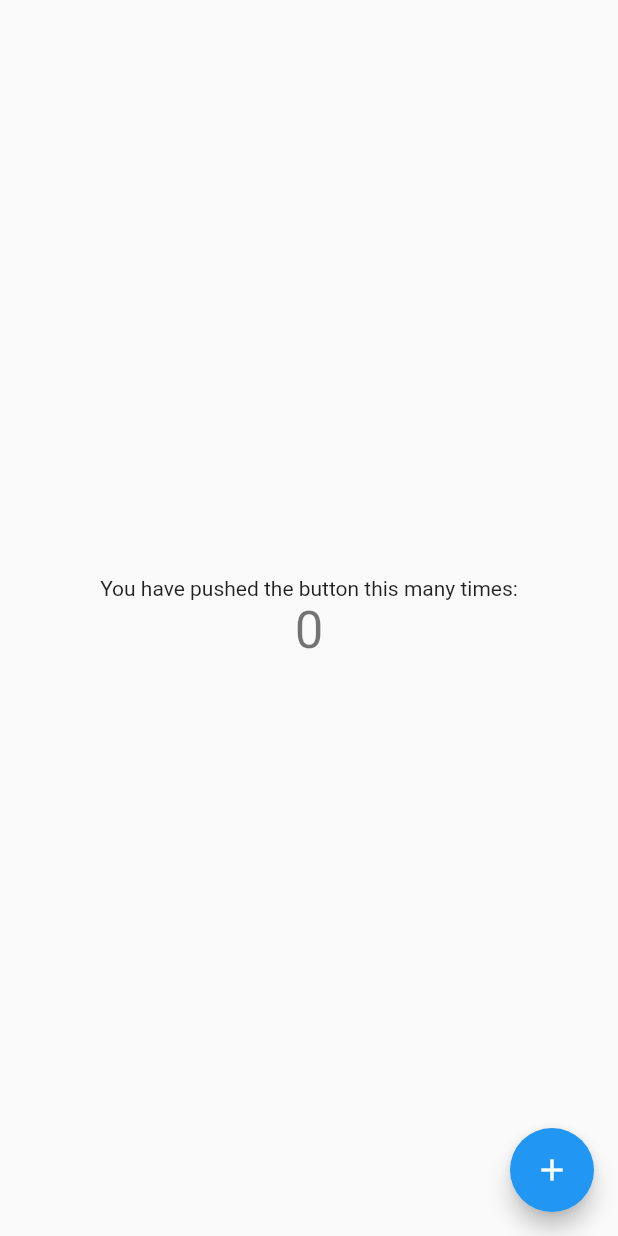
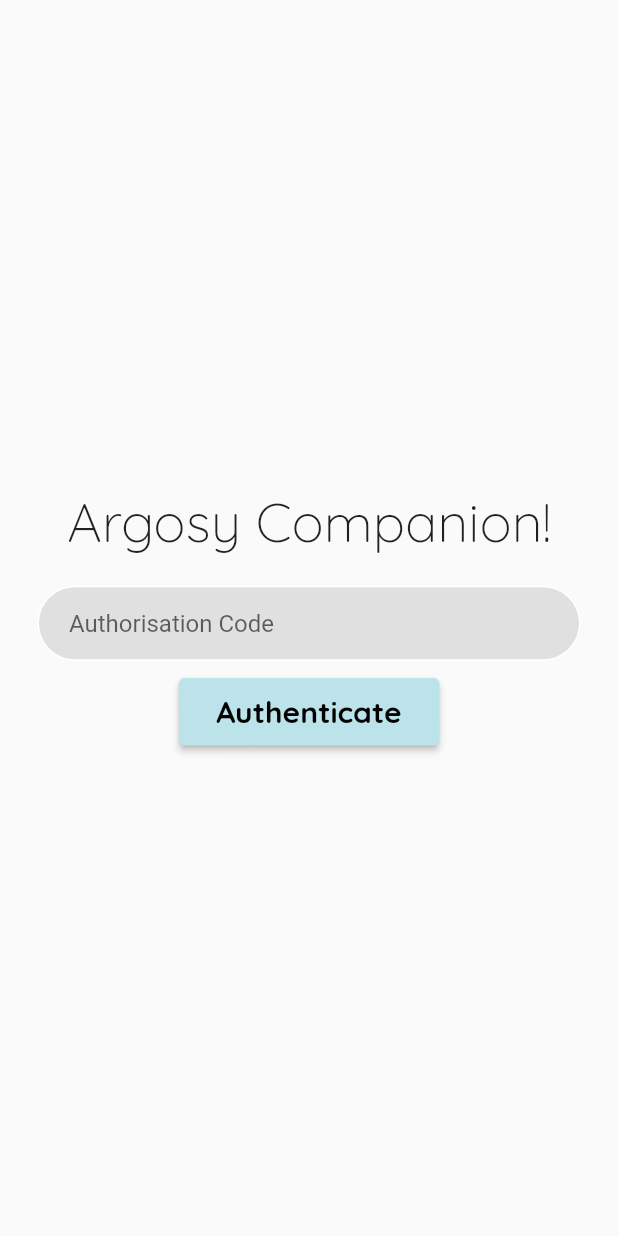
Before and after one commit to TheJakov/argosy_companion, a Flutter app: the screen it shows after launch, on a phone screen of 412 x 824 dp. Run offline on Flutter 3.47's test engine with Material 2 defaults, Android fonts, the light colour scheme and no system bars; our stand-ins replace google_fonts.

Commit message:
Added Auth, login and dashboard screens

```diff
--- /dev/null
+++ b/lib/auth_page.dart
@@ -0,0 +1,75 @@
+import 'package:argosy_companion/login_page.dart';
+import 'package:flutter/material.dart';
+import 'package:flutter/src/foundation/key.dart';
+import 'package:flutter/src/widgets/framework.dart';
+import 'package:google_fonts/google_fonts.dart';
+
+import 'dashboard.dart';
+
+class Authorisation extends StatefulWidget {
+  const Authorisation({Key? key}) : super(key: key);
+
+  @override
+  State<Authorisation> createState() => _AuthorisationState();
+}
+
+class _AuthorisationState extends State<Authorisation> {
+  @override
+  Widget build(BuildContext context) {
+    return Scaffold(
+      body: Center(
+        child: Column(
+          mainAxisAlignment: MainAxisAlignment.center,
+          children: [
+            Text("Argosy Companion!",
+                style: GoogleFonts.quicksand(
+                    fontSize: 36, fontWeight: FontWeight.w100)),
+            SizedBox(
+              height: 20,
+            ),
+            Padding(
+              padding: const EdgeInsets.symmetric(horizontal: 25),
+              child: Container(
+                decoration: BoxDecoration(
+                    color: Colors.grey[300],
+                    border: Border.all(color: Colors.white),
+                    borderRadius: BorderRadius.circular(25)),
+                child: Padding(
+                  padding: EdgeInsets.only(left: 20),
+                  child: TextField(
+                    decoration: InputDecoration(
+                        border: InputBorder.none,
+                        hintText: "Authorisation Code"),
+                  ),
+                ),
+              ),
+            ),
+            SizedBox(
+              height: 10,
+            ),
+            ElevatedButton(
+                style: ButtonStyle(
+                    backgroundColor:
+                        MaterialStateProperty.all<Color>(Color(0xFFbbe3e9)),
+                    padding: MaterialStateProperty.all(
+                        const EdgeInsets.symmetric(
+                            horizontal: 25, vertical: 10))),
+                child: Text(
+                  "Authenticate",
+                  style: GoogleFonts.quicksand(
+                      color: Colors.black,
+                      fontSize: 20,
+                      fontWeight: FontWeight.bold),
+                ),
+                onPressed: () {
+                  Navigator.push(
+                    context,
+                    MaterialPageRoute(builder: (context) => const Login()),
+                  );
+                })
+          ],
+        ),
+      ),
+    );
+  }
+}
--- a/lib/main.dart
+++ b/lib/main.dart
@@ -1,3 +1,6 @@
+import 'package:argosy_companion/auth_page.dart';
+import 'package:argosy_companion/dashboard.dart';
+import 'package:argosy_companion/login_page.dart';
 import 'package:flutter/material.dart';
 
 void main() {
@@ -11,11 +14,11 @@ class MyApp extends StatelessWidget {
   @override
   Widget build(BuildContext context) {
     return MaterialApp(
-      title: 'Flutter Demo',
+      title: 'Argosy Companion',
       theme: ThemeData(
         primarySwatch: Colors.blue,
       ),
-      home: const MyHomePage(title: 'Flutter Demo Home Page'),
+      home: const Authorisation(),
     );
   }
 }
--- a/pubspec.yaml
+++ b/pubspec.yaml
@@ -34,6 +34,7 @@ dependencies:
   # The following adds the Cupertino Icons font to your application.
   # Use with the CupertinoIcons class for iOS style icons.
   cupertino_icons: ^1.0.2
+  google_fonts: ^3.0.1
 
 dev_dependencies:
   flutter_test:
```
Also changed, not shown: lib/dashboard.dart (added, +117 -0 lines), lib/login_page.dart (added, +92 -0 lines), lib/putni_nalozi.dart (added, +165 -0 lines), pubspec.lock.
